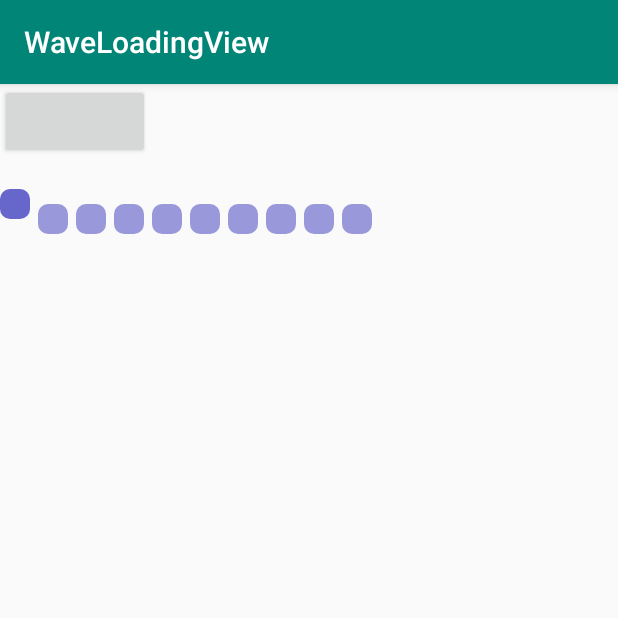
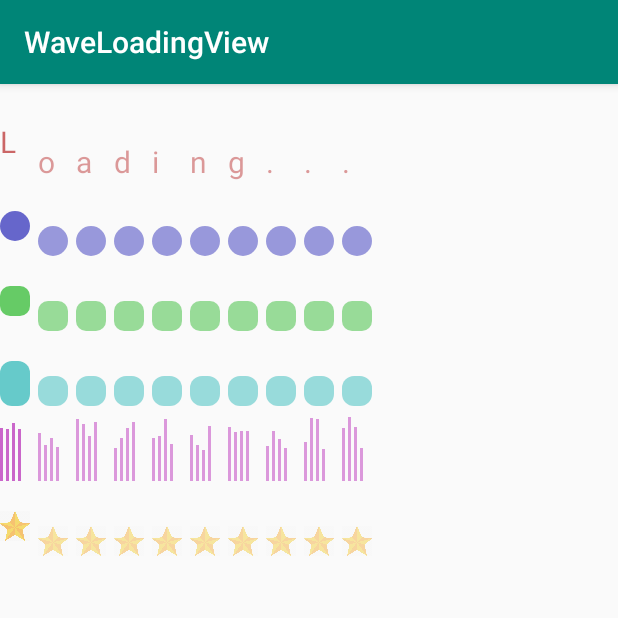
Before and after one commit to PYJTLK/WaveLoadingView, an Android app: the screen it shows after launch (MainActivity), on a phone screen of 412 x 824 dp, the top half of it. Run offline under Robolectric (Android 15) with nearby library versions, the phone set to English and light mode, and no system bars; libraries missing offline, so code that uses them is left out: com.squareup.leakcanary; 2 statements that could not run were skipped.

Commit message:
添加了各种风格的展示

```diff
--- a/app/src/main/java/com/pyjtlk/waveloadingview/MainActivity.java
+++ b/app/src/main/java/com/pyjtlk/waveloadingview/MainActivity.java
@@ -17,7 +17,4 @@ public class MainActivity extends AppCompatActivity {
 
         waveLoadingView = findViewById(R.id.loadView);
     }
-
-    public void onClick(View view) {
-    }
 }
--- a/app/src/main/res/layout/activity_main.xml
+++ b/app/src/main/res/layout/activity_main.xml
@@ -8,17 +8,26 @@
     tools:context=".MainActivity"
     android:orientation="vertical">
 
-    <Button
-        android:layout_width="100dp"
-        android:layout_height="50dp"
-        android:onClick="onClick"
-        android:visibility="visible"/>
-
+    <!--文本风格-->
     <com.pyjtlk.waveloadview.WaveLoadingView
         android:id="@+id/loadView"
         android:layout_width="wrap_content"
         android:layout_height="wrap_content"
-        app:imageWaveType="square"
+        app:text="Loading..."
+        app:textSize="20sp"
+        app:waveLength="5"
+        app:color="#AA00"
+        app:interval="5dp"
+        app:waveHeight="normal"
+        app:ghostEffect="true"
+        app:ghostAlphaMax="255"
+        app:ghostAlphaMin="100"/>
+
+    <!--圆形风格-->
+    <com.pyjtlk.waveloadview.WaveLoadingView
+        android:layout_width="wrap_content"
+        android:layout_height="wrap_content"
+        app:imageWaveType="circle"
         app:imageSize="20dp"
         app:color="#A00A"
         app:interval="5dp"
@@ -30,4 +39,71 @@
         app:ghostEffect="true"
         app:ghostAlphaMax="255"
         app:ghostAlphaMin="100"/>
+
+    <!--正方形风格-->
+    <com.pyjtlk.waveloadview.WaveLoadingView
+        android:layout_width="wrap_content"
+        android:layout_height="wrap_content"
+        app:imageWaveType="square"
+        app:imageSize="20dp"
+        app:color="#A0A0"
+        app:interval="5dp"
+        app:duration="100"
+        app:waveHeight="normal"
+        app:waveLength="5"
+        app:length="10"
+        app:rectRadius="8dp"
+        app:ghostEffect="true"
+        app:ghostAlphaMax="255"
+        app:ghostAlphaMin="100"/>
+
+    <!--长方形风格-->
+    <com.pyjtlk.waveloadview.WaveLoadingView
+        android:layout_width="wrap_content"
+        android:layout_height="wrap_content"
+        app:imageWaveType="rect"
+        app:imageSize="20dp"
+        app:color="#A0AA"
+        app:interval="5dp"
+        app:duration="100"
+        app:waveHeight="normal"
+        app:waveLength="5"
+        app:length="10"
+        app:rectRadius="8dp"
+        app:ghostEffect="true"
+        app:ghostAlphaMax="255"
+        app:ghostAlphaMin="100"/>
+
+    <!--噪声波风格-->
+    <com.pyjtlk.waveloadview.WaveLoadingView
+        android:layout_width="wrap_content"
+        android:layout_height="wrap_content"
+        app:imageWaveType="noise"
+        app:imageSize="20dp"
+        app:color="#AA0A"
+        app:interval="5dp"
+        app:duration="100"
+        app:waveHeight="normal"
+        app:waveLength="5"
+        app:length="10"
+        app:rectRadius="8dp"
+        app:ghostEffect="true"
+        app:ghostAlphaMax="255"
+        app:ghostAlphaMin="100"/>
+
+    <!--自定义风格-->
+    <com.pyjtlk.waveloadview.WaveLoadingView
+        android:layout_width="wrap_content"
+        android:layout_height="wrap_content"
+        app:customImage="@mipmap/star"
+        app:imageSize="20dp"
+        app:interval="5dp"
+        app:duration="100"
+        app:waveHeight="normal"
+        app:waveLength="5"
+        app:length="10"
+        app:rectRadius="8dp"
+        app:ghostEffect="true"
+        app:ghostAlphaMax="255"
+        app:ghostAlphaMin="100"/>
 </LinearLayout>
```
